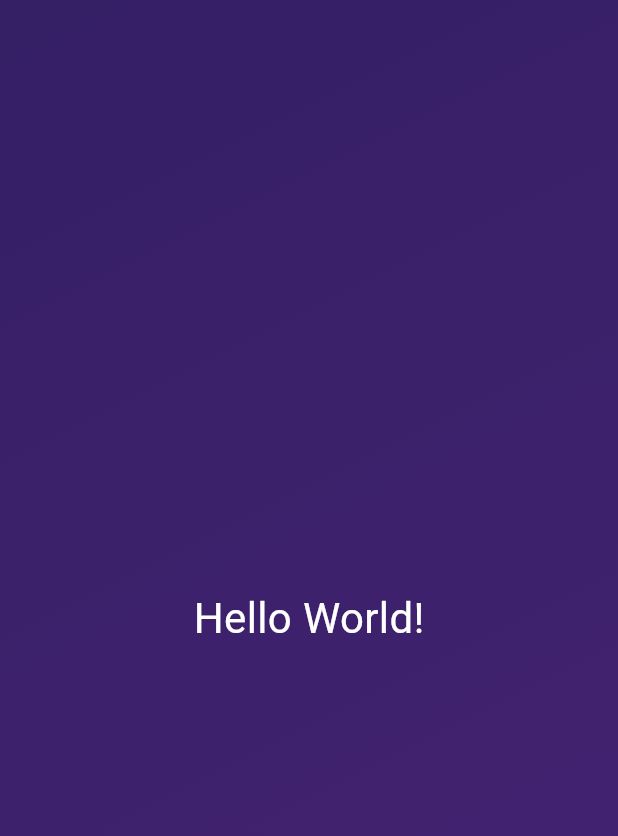
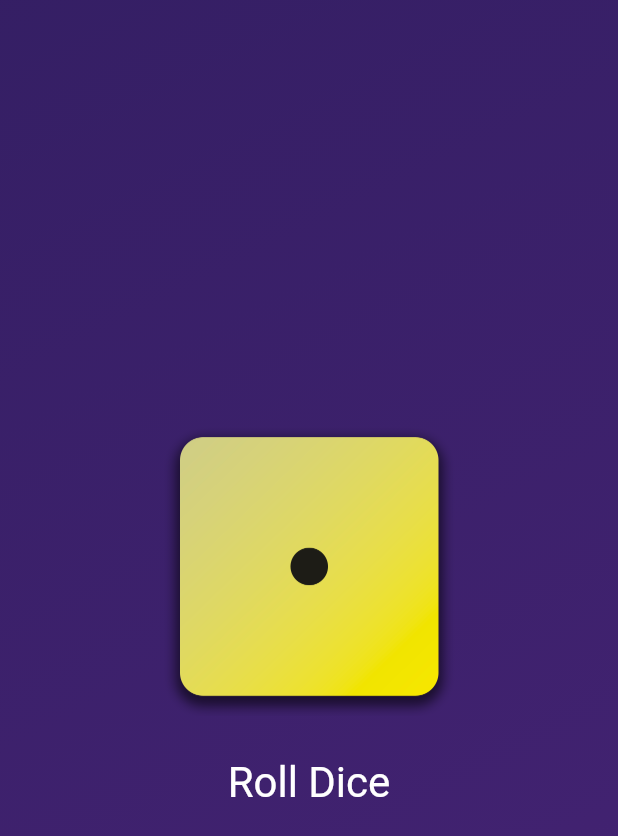
Before and after one commit to Akshat-hype/roll_dice_app, a Flutter app: the screen it shows after launch, on a phone screen of 412 x 824 dp. Shown: the top 836 px of the screen. Run offline on Flutter 3.47's test engine with Material 3 defaults, Android fonts, the phone set to English and light mode, and no system bars.

Commit message:
added dice images

```diff
--- a/lib/gradient_container.dart
+++ b/lib/gradient_container.dart
@@ -1,26 +1,43 @@
 import 'package:flutter/material.dart';
-import 'package:roll_dice_app/styled_text.dart';
 
-class GradientContainer extends StatelessWidget{
-  const GradientContainer({super.key});
+var startalignment = Alignment.topLeft;
+var endalignment = Alignment.bottomRight;
 
+class GradientContainer extends StatelessWidget {
+  const GradientContainer(this.colors, {super.key});
+
+  final List<Color> colors;
+
+  void rollDice() {
+    //....
+  }
 
   @override
-  Widget build(context){
+  Widget build(context) {
     return Container(
-        decoration: const BoxDecoration(
-          gradient: LinearGradient(
-            colors: [
-              Color.fromARGB(225, 26, 2, 80),
-              Color.fromARGB(225, 45, 7, 98),
-            ],
-            begin: Alignment.topLeft,
-            end: Alignment.bottomRight,
-          ),
+      decoration: BoxDecoration(
+        gradient: LinearGradient(
+          colors: colors,
+          begin: startalignment,
+          end: endalignment,
         ),
-        child: const Center(
-          child: StyledText(),
+      ),
+      child: Center(
+          child: Column(mainAxisSize: MainAxisSize.min, children: [
+        Image.asset(
+          'assets/images/dice-1.png',
+          width: 200,
         ),
-      );
+        const SizedBox(height: 20),
+        TextButton(
+            onPressed: rollDice,
+            style: TextButton.styleFrom(
+              // padding: const EdgeInsets.only(top: 20),
+              foregroundColor: Colors.white,
+              textStyle: const TextStyle(fontSize: 28),
+            ),
+            child:const Text('Roll Dice'))
+      ])),
+    );
   }
 }
--- a/lib/main.dart
+++ b/lib/main.dart
@@ -4,7 +4,10 @@ import 'package:roll_dice_app/gradient_container.dart';
 void main() {
   runApp(const MaterialApp(
     home: Scaffold(
-      body: GradientContainer(),
+      body: GradientContainer([
+              Color.fromARGB(225, 26, 2, 80),
+              Color.fromARGB(225, 45, 7, 98),
+            ]),
     ),
   ));
 }
--- a/lib/styled_text.dart
+++ b/lib/styled_text.dart
@@ -1,14 +1,15 @@
 import 'package:flutter/material.dart';
 
 class StyledText extends StatelessWidget {
-  const StyledText({super.key});
+  const StyledText(this.text,{super.key});
 
+  final String text;
 
   @override
   Widget build(context) {
-    return const Text(
-      'Hello World!',
-      style: TextStyle(color: Colors.white, fontSize: 28),
+    return Text(
+      text,
+      style: const TextStyle(color: Colors.white, fontSize: 28),
     );
   }
 }
```
Also changed, not shown: pubspec.yaml (+7 -3 lines), assets/images/dice-1.png (added), assets/images/dice-2.png (added), assets/images/dice-3.png (added), assets/images/dice-4.png (added), assets/images/dice-5.png (added), assets/images/dice-6.png (added).
